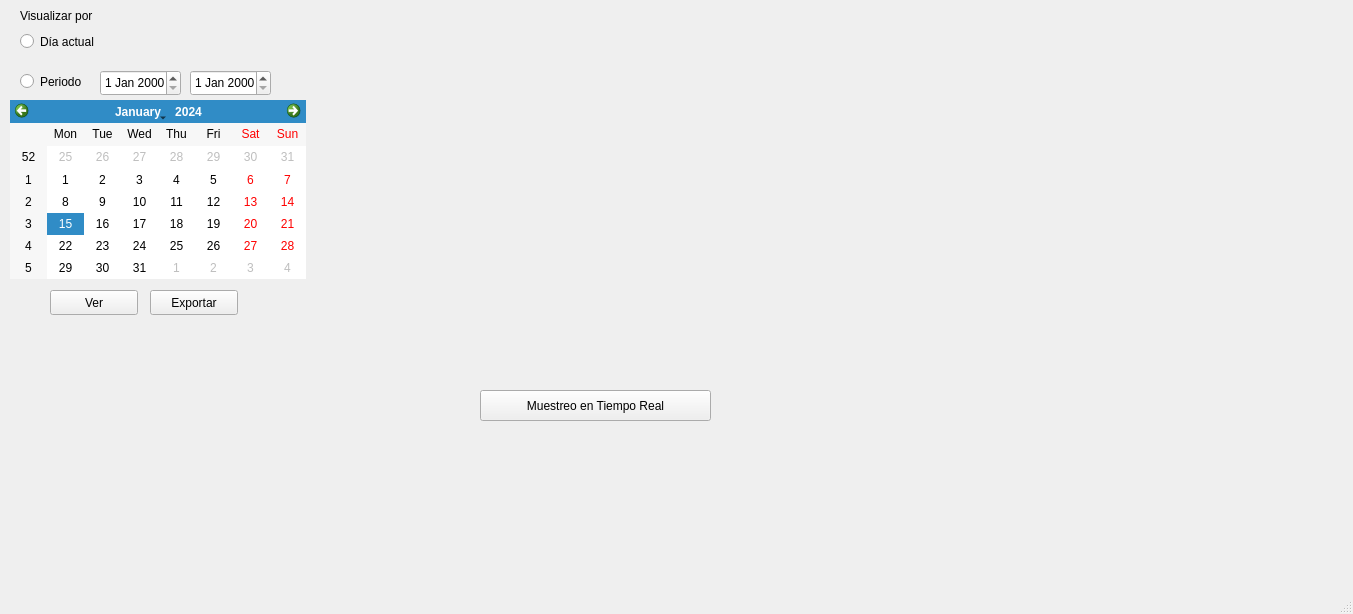
First picture: the form in PC_v01/server_test_plot_v0/mainwindow.ui, repository aylen27s/TPO_InformaticaII, before the edit.
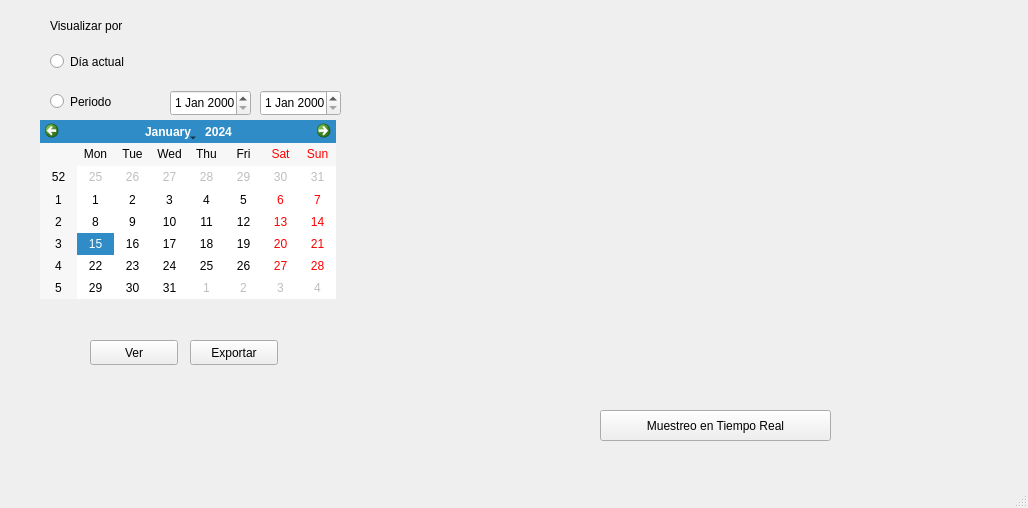
Second picture: the form after the edit. Custom widgets are drawn as their Qt base class.

What changed in the file:
```diff
--- a/PC_v01/server_test_plot_v0/mainwindow.ui
+++ b/PC_v01/server_test_plot_v0/mainwindow.ui
@@ -6,8 +6,8 @@
    <rect>
     <x>0</x>
     <y>0</y>
-    <width>1353</width>
-    <height>614</height>
+    <width>1028</width>
+    <height>508</height>
    </rect>
   </property>
   <property name="windowTitle">
@@ -17,8 +17,8 @@
    <widget class="QCustomPlot" name="customPlot" native="true">
     <property name="geometry">
      <rect>
-      <x>320</x>
-      <y>20</y>
+      <x>390</x>
+      <y>30</y>
       <width>591</width>
       <height>361</height>
      </rect>
@@ -27,8 +27,8 @@
    <widget class="QCalendarWidget" name="calendarWidget">
     <property name="geometry">
      <rect>
-      <x>10</x>
-      <y>100</y>
+      <x>40</x>
+      <y>120</y>
       <width>296</width>
       <height>179</height>
      </rect>
@@ -37,8 +37,8 @@
    <widget class="QPushButton" name="liveViewButton">
     <property name="geometry">
      <rect>
-      <x>480</x>
-      <y>390</y>
+      <x>600</x>
+      <y>410</y>
       <width>231</width>
       <height>31</height>
      </rect>
@@ -50,8 +50,8 @@
    <widget class="QRadioButton" name="radioButton_periodo">
     <property name="geometry">
      <rect>
-      <x>20</x>
-      <y>70</y>
+      <x>50</x>
+      <y>90</y>
       <width>111</width>
       <height>23</height>
      </rect>
@@ -63,8 +63,8 @@
    <widget class="QLabel" name="label_visualizar">
     <property name="geometry">
      <rect>
-      <x>20</x>
-      <y>0</y>
+      <x>50</x>
+      <y>10</y>
       <width>101</width>
       <height>31</height>
      </rect>
@@ -76,8 +76,8 @@
    <widget class="QDateEdit" name="dateEdit_maxDay">
     <property name="geometry">
      <rect>
-      <x>100</x>
-      <y>70</y>
+      <x>170</x>
+      <y>90</y>
       <width>81</width>
       <height>26</height>
      </rect>
@@ -86,8 +86,8 @@
    <widget class="QDateEdit" name="dateEdit_minDay">
     <property name="geometry">
      <rect>
-      <x>190</x>
-      <y>70</y>
+      <x>260</x>
+      <y>90</y>
       <width>81</width>
       <height>26</height>
      </rect>
@@ -96,8 +96,8 @@
    <widget class="QRadioButton" name="radioButton_dia">
     <property name="geometry">
      <rect>
-      <x>20</x>
-      <y>30</y>
+      <x>50</x>
+      <y>50</y>
       <width>111</width>
       <height>23</height>
      </rect>
@@ -109,8 +109,8 @@
    <widget class="QPushButton" name="pushButton_export">
     <property name="geometry">
      <rect>
-      <x>150</x>
-      <y>290</y>
+      <x>190</x>
+      <y>340</y>
       <width>88</width>
       <height>25</height>
      </rect>
@@ -122,8 +122,8 @@
    <widget class="QPushButton" name="pushButton_import">
     <property name="geometry">
      <rect>
-      <x>50</x>
-      <y>290</y>
+      <x>90</x>
+      <y>340</y>
       <width>88</width>
       <height>25</height>
      </rect>
```
Left out of the diff: 4 changed lines with no effect on the pictures.
